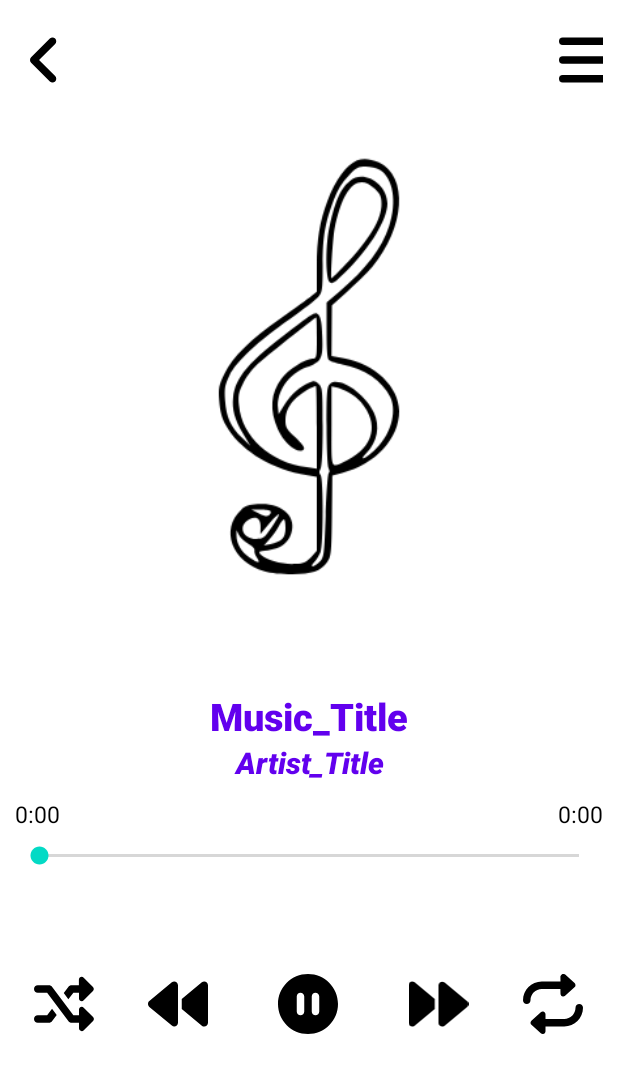
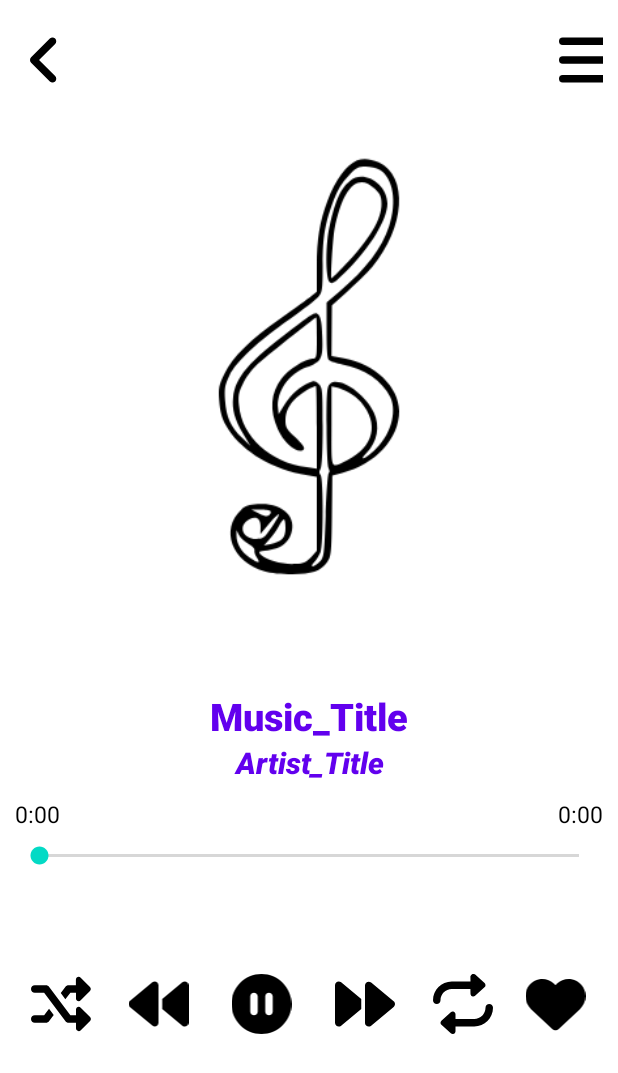
Before and after one commit to hemantup/goonj, an Android app: the Player screen opened directly, with no data from a screen before it, on a phone screen of 412 x 824 dp. Shown: the top 1073 px of the screen. Run offline under Robolectric (Android 15) with nearby library versions, the phone set to English and light mode, and no system bars; 8 statements that could not run were skipped.

Commit message:
app crashed

```diff
--- a/app/build.gradle
+++ b/app/build.gradle
@@ -40,7 +40,7 @@ dependencies {
     androidTestImplementation 'androidx.test.ext:junit:1.1.3'
     androidTestImplementation 'androidx.test.espresso:espresso-core:3.4.0'
 
-    //Glide
+    // Glide for image processing
     implementation 'com.github.bumptech.glide:glide:4.11.0'
     annotationProcessor 'com.github.bumptech.glide:compiler:4.11.0'
 
--- a/app/src/main/java/com/hemant/music/goonj/Player.java
+++ b/app/src/main/java/com/hemant/music/goonj/Player.java
@@ -22,10 +22,10 @@ import java.util.ArrayList;
 public class Player extends AppCompatActivity {
 
     TextView musicTitle, artist, playedTime, totalTime;
-    ImageView backBtn, hamburger, previousBtn, nextBtn, shuffleBtn,repeatBtn, playPauseBtn,musicArt;
+    ImageView backBtn, hamburger, previousBtn, nextBtn, shuffleBtn,repeatBtn, playPauseBtn,musicArt,favIcon;
     SeekBar seekbar;
     int position = 0, musicProgress = 0;
-    Boolean repeatFlag = false, randomFlag = false;
+    Boolean repeatFlag = false, randomFlag = false, favFlag=false;
     static ArrayList<AudioModel> listSongs = new ArrayList<>();
     static Uri uri;
     static MediaPlayer mediaPlayer;
@@ -106,6 +106,19 @@ public class Player extends AppCompatActivity {
             }
         });
 
+        favIcon.setOnClickListener(new View.OnClickListener() {
+            @Override
+            public void onClick(View v) {
+                if(favFlag=false){
+                    favFlag=true;
+                    addFavSong(mediaPlayer);
+                }else{
+                    favFlag=false;
+                    removeFavSong(mediaPlayer);
+                }
+            }
+        });
+
         runOnUiThread(new Runnable() {
             @Override
             public void run() {
@@ -117,6 +130,13 @@ public class Player extends AppCompatActivity {
                 handler.postDelayed(this, 500);
             }
         });
+
+    }
+
+    private void removeFavSong(MediaPlayer mediaPlayer) {
+    }
+
+    private void addFavSong(MediaPlayer mediaPlayer) {
 
     }
 
@@ -349,6 +369,7 @@ public class Player extends AppCompatActivity {
         playPauseBtn = findViewById(R.id.playAndPause);
         seekbar = findViewById(R.id.musicSeekbar);
         musicArt = findViewById(R.id.musicArt);
+        favIcon = findViewById(R.id.favIcon);
     }
 
     private void metaData(Uri uri){
--- /dev/null
+++ b/app/src/main/res/drawable/ic_heart_solid.xml
@@ -0,0 +1,9 @@
+<vector xmlns:android="http://schemas.android.com/apk/res/android"
+    android:width="512dp"
+    android:height="512dp"
+    android:viewportWidth="512"
+    android:viewportHeight="512">
+  <path
+      android:fillColor="#FF000000"
+      android:pathData="M0,190.9V185.1C0,115.2 50.52,55.58 119.4,44.1C164.1,36.51 211.4,51.37 244,84.02L256,96L267.1,84.02C300.6,51.37 347,36.51 392.6,44.1C461.5,55.58 512,115.2 512,185.1V190.9C512,232.4 494.8,272.1 464.4,300.4L283.7,469.1C276.2,476.1 266.3,480 256,480C245.7,480 235.8,476.1 228.3,469.1L47.59,300.4C17.23,272.1 0,232.4 0,190.9L0,190.9z"/>
+</vector>
--- a/app/src/main/res/layout/activity_player.xml
+++ b/app/src/main/res/layout/activity_player.xml
@@ -147,6 +147,13 @@
                 android:layout_height="40dp"
                 android:src="@drawable/ic_repeat_solid"
                 android:layout_weight="0.2"/>
+            <ImageView
+                android:id="@+id/favIcon"
+                android:layout_width="60dp"
+                android:layout_height="40dp"
+                android:src="@drawable/ic_heart_solid"
+                android:layout_weight="0.2"/>
+
 
 
 
```
